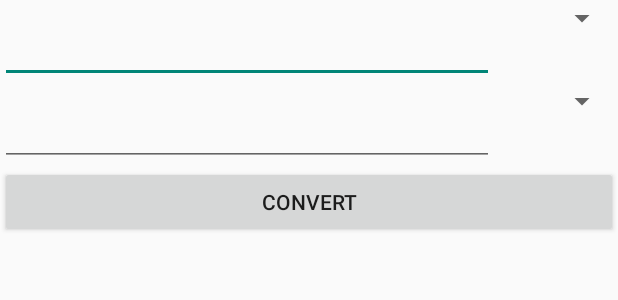
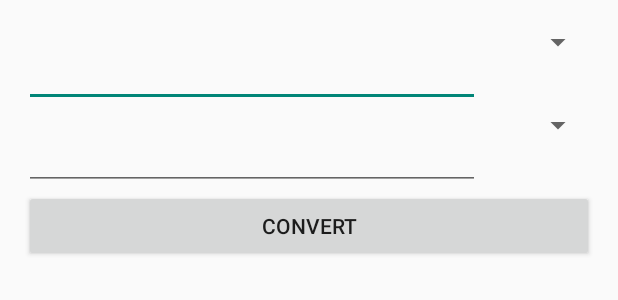
Before and after one commit to teinvdlugt/SmartCalc, an Android app: the layout activity_convert1.xml on its own in the app's theme, with its tools: preview values and no code run, on a phone screen of 412 x 824 dp. Shown: the top 300 px of the screen. Run offline under Robolectric (Android 15) with nearby library versions, the phone set to English and light mode, and no system bars.

Commit message:
Improvements in ConvertActivity.java

```diff
--- a/app/src/main/java/com/teinproductions/tein/integerfactorization/LengthConvertActivity.java
+++ b/app/src/main/java/com/teinproductions/tein/integerfactorization/LengthConvertActivity.java
@@ -19,6 +19,9 @@ public class LengthConvertActivity extends ConvertActivity {
 
         spinner1.setAdapter(adapter);
         spinner2.setAdapter(adapter);
+
+        spinner1.setSelection(2);
+        spinner2.setSelection(6);
     }
 
     @Override
--- a/app/src/main/res/layout/activity_convert1.xml
+++ b/app/src/main/res/layout/activity_convert1.xml
@@ -3,7 +3,11 @@
 <LinearLayout xmlns:android="http://schemas.android.com/apk/res/android"
     android:layout_width="match_parent"
     android:layout_height="match_parent"
-    android:orientation="vertical">
+    android:orientation="vertical"
+    android:paddingBottom="@dimen/activity_vertical_margin"
+    android:paddingLeft="@dimen/activity_horizontal_margin"
+    android:paddingRight="@dimen/activity_horizontal_margin"
+    android:paddingTop="@dimen/activity_vertical_margin">
 
     <LinearLayout
         android:layout_width="match_parent"
--- a/app/src/main/res/layout/activity_convert2.xml
+++ b/app/src/main/res/layout/activity_convert2.xml
@@ -3,7 +3,11 @@
 <LinearLayout xmlns:android="http://schemas.android.com/apk/res/android"
     android:layout_width="match_parent"
     android:layout_height="match_parent"
-    android:orientation="vertical">
+    android:orientation="vertical"
+    android:paddingBottom="@dimen/activity_vertical_margin"
+    android:paddingLeft="@dimen/activity_horizontal_margin"
+    android:paddingRight="@dimen/activity_horizontal_margin"
+    android:paddingTop="@dimen/activity_vertical_margin">
 
     <LinearLayout
         android:layout_width="match_parent"
```
Also changed, not shown: app/src/main/java/com/teinproductions/tein/integerfactorization/ConvertActivity.java (+43 -15 lines).
